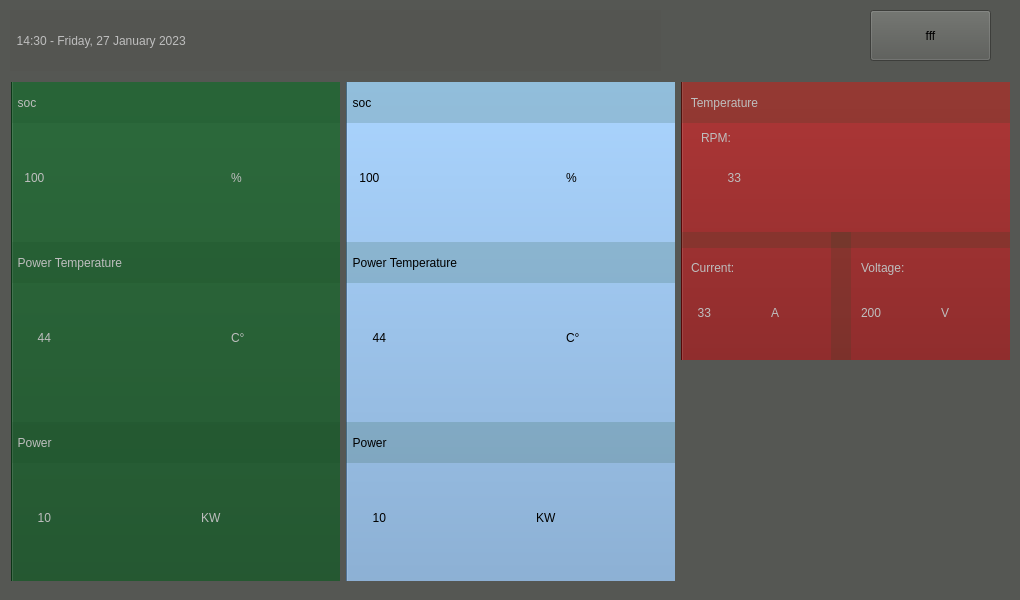
Qt form apps/hpowerscreenV2/mainwindow.ui (GiovanniRaseraF/santoka_qt) before a commit.
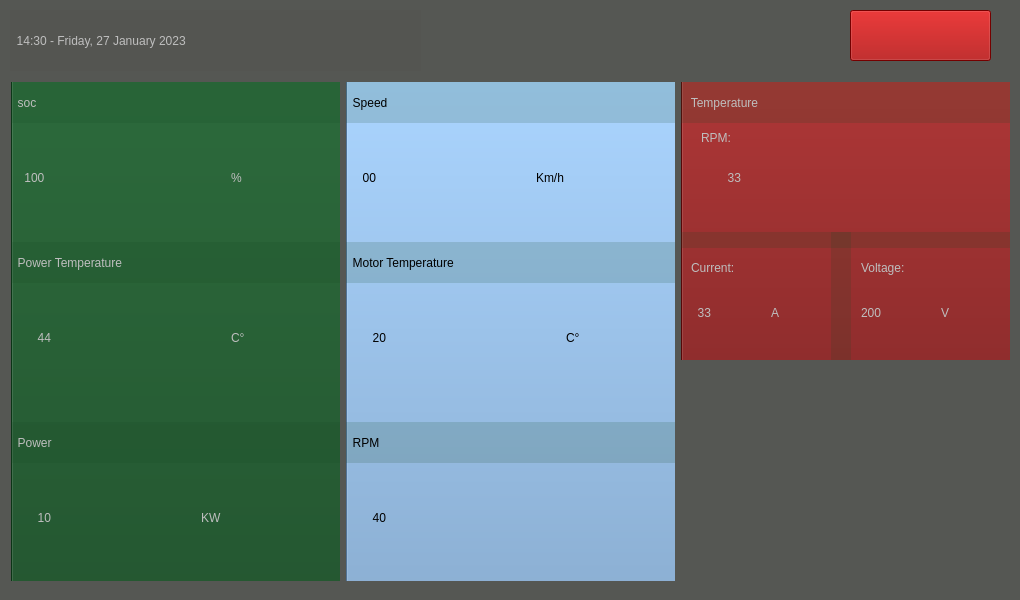
The same form after that commit. Icons and pictures are not drawn.

Commit message: hpv2: new graphics

```diff
--- a/apps/hpowerscreenV2/mainwindow.ui
+++ b/apps/hpowerscreenV2/mainwindow.ui
@@ -316,7 +316,7 @@
 font: 50pt &quot;Ubuntu&quot;;</string>
           </property>
           <property name="text">
-           <string> 100</string>
+           <string>  00</string>
           </property>
          </widget>
          <widget class="QLabel" name="label_9">
@@ -325,9 +325,9 @@
           </property>
           <property name="geometry">
            <rect>
-            <x>220</x>
+            <x>190</x>
             <y>50</y>
-            <width>81</width>
+            <width>111</width>
             <height>91</height>
            </rect>
           </property>
@@ -336,7 +336,7 @@
 font: 50pt &quot;Ubuntu&quot;;</string>
           </property>
           <property name="text">
-           <string>%</string>
+           <string>Km/h</string>
           </property>
          </widget>
          <widget class="QLabel" name="label_10">
@@ -356,7 +356,7 @@
 font: 50pt &quot;Ubuntu&quot;;</string>
           </property>
           <property name="text">
-           <string>KW</string>
+           <string/>
           </property>
          </widget>
          <widget class="QLabel" name="l_SOC_value_6">
@@ -376,7 +376,7 @@
 font: 50pt &quot;Ubuntu&quot;;</string>
           </property>
           <property name="text">
-           <string>  44</string>
+           <string>  20</string>
           </property>
          </widget>
          <widget class="QLabel" name="l_battery_2">
@@ -402,7 +402,7 @@
 font: 20pt &quot;Ubuntu&quot;;</string>
           </property>
           <property name="text">
-           <string>  soc</string>
+           <string>  Speed</string>
           </property>
          </widget>
          <widget class="QLabel" name="l_battery_17">
@@ -428,7 +428,7 @@
 font: 20pt &quot;Ubuntu&quot;;</string>
           </property>
           <property name="text">
-           <string>  Power Temperature</string>
+           <string>  Motor Temperature</string>
           </property>
          </widget>
          <widget class="QLabel" name="l_SOC_value_7">
@@ -448,7 +448,7 @@
 font: 50pt &quot;Ubuntu&quot;;</string>
           </property>
           <property name="text">
-           <string>  10</string>
+           <string>  40</string>
           </property>
          </widget>
          <widget class="QLabel" name="l_battery_18">
@@ -474,7 +474,7 @@
 font: 20pt &quot;Ubuntu&quot;;</string>
           </property>
           <property name="text">
-           <string>  Power</string>
+           <string>  RPM</string>
           </property>
          </widget>
         </widget>
@@ -791,7 +791,7 @@
      <rect>
       <x>10</x>
       <y>10</y>
-      <width>651</width>
+      <width>411</width>
       <height>61</height>
      </rect>
     </property>
@@ -806,14 +806,17 @@
    <widget class="QPushButton" name="pushButton_2">
     <property name="geometry">
      <rect>
-      <x>870</x>
+      <x>850</x>
       <y>10</y>
-      <width>121</width>
+      <width>141</width>
       <height>51</height>
      </rect>
     </property>
+    <property name="styleSheet">
+     <string notr="true">background-color: rgb(164, 0, 0)</string>
+    </property>
     <property name="text">
-     <string>fff</string>
+     <string/>
     </property>
    </widget>
    <zorder>horizontalLayoutWidget</zorder>
```
Left out of the diff: 4 changed lines with no effect on the pictures.
